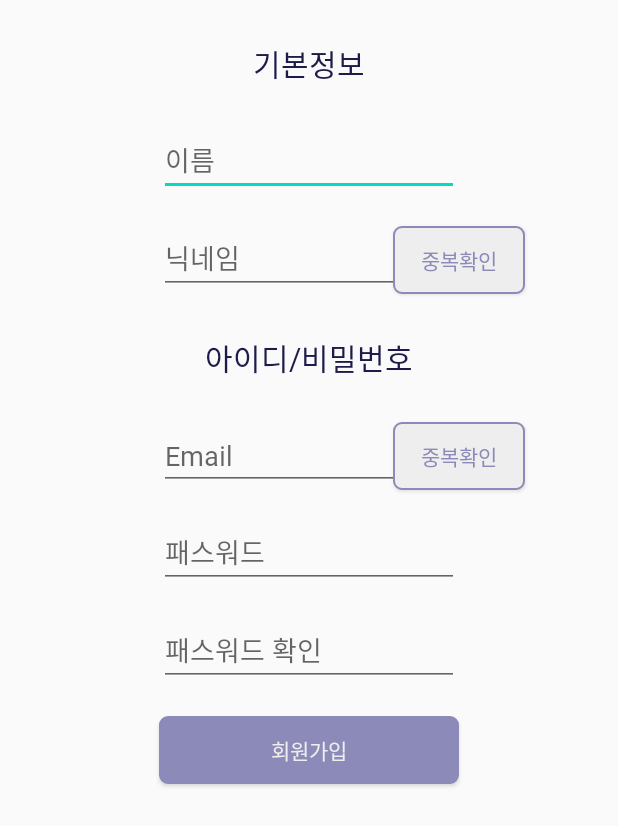
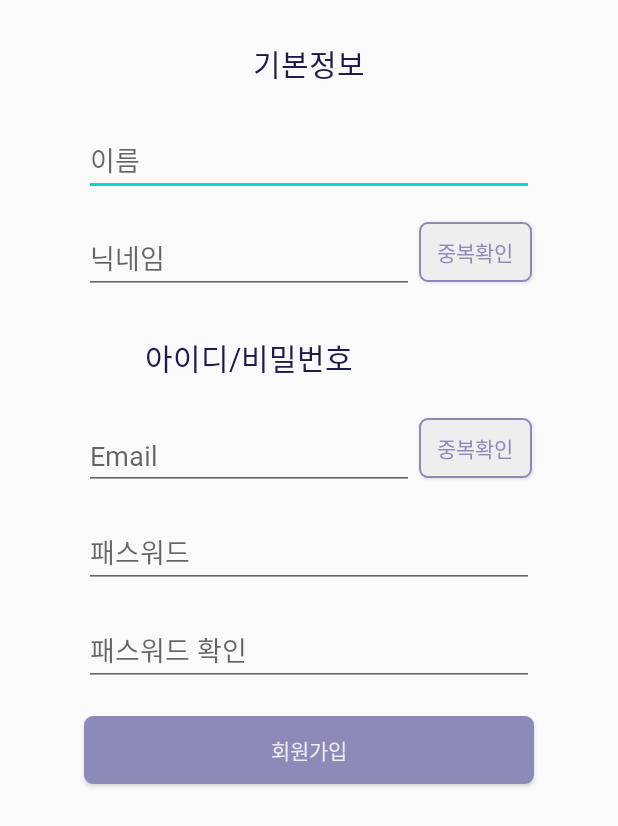
Before and after one commit to dldbdud314/2020-ss-software-contest, an Android app: the SignUpActivity screen opened directly, with no data from a screen before it, on a phone screen of 412 x 824 dp. Shown: the top 826 px of the screen. Run offline under Robolectric (Android 15) with nearby library versions, the phone set to English and light mode, and no system bars.

Commit message:
디자인 1차 수정

```diff
--- a/capstone/app/src/main/res/layout/signup_page.xml
+++ b/capstone/app/src/main/res/layout/signup_page.xml
@@ -22,7 +22,7 @@
 
         <EditText
             android:id="@+id/et_name"
-            android:layout_width="200dp"
+            android:layout_width="300dp"
             android:layout_height="45dp"
             android:layout_marginTop="20dp"
             android:ems="10"
@@ -35,14 +35,13 @@
 
         <EditText
             android:id="@+id/et_nickname"
-            android:layout_width="200dp"
+            android:layout_width="220dp"
             android:layout_height="45dp"
             android:layout_marginTop="20dp"
             android:ems="10"
             android:hint="닉네임"
             android:fontFamily="@font/sam600"
             android:inputType="textPersonName"
-            app:layout_constraintEnd_toEndOf="@+id/et_name"
             app:layout_constraintStart_toStartOf="@+id/et_name"
             app:layout_constraintTop_toBottomOf="@+id/et_name" />
 
@@ -63,33 +62,32 @@
 
         <EditText
             android:id="@+id/et_id"
-            android:layout_width="200dp"
+            android:layout_width="220dp"
             android:layout_height="45dp"
             android:layout_marginTop="20dp"
             android:ems="10"
             android:hint="Email"
             android:fontFamily="@font/sam600"
             android:inputType="textPersonName"
-            app:layout_constraintEnd_toEndOf="@+id/et_nickname"
             app:layout_constraintStart_toStartOf="@+id/et_nickname"
             app:layout_constraintTop_toBottomOf="@+id/tv_signinfo" />
 
         <EditText
             android:id="@+id/et_pass"
-            android:layout_width="200dp"
+            android:layout_width="300dp"
             android:layout_height="45dp"
             android:layout_marginTop="20dp"
             android:ems="10"
             android:hint="패스워드"
             android:fontFamily="@font/sam600"
             android:inputType="textPersonName"
-            app:layout_constraintEnd_toEndOf="@+id/et_id"
+            app:layout_constraintEnd_toEndOf="@+id/et_name"
             app:layout_constraintStart_toStartOf="@+id/et_id"
             app:layout_constraintTop_toBottomOf="@+id/et_id" />
 
         <EditText
             android:id="@+id/et_passck"
-            android:layout_width="200dp"
+            android:layout_width="300dp"
             android:layout_height="45dp"
             android:layout_marginTop="20dp"
             android:ems="10"
@@ -102,7 +100,7 @@
 
         <Button
             android:id="@+id/btn_signup"
-            android:layout_width="200dp"
+            android:layout_width="300dp"
             android:layout_height="45dp"
             android:layout_marginTop="20dp"
             android:text="회원가입"
@@ -118,26 +116,28 @@
 
         <Button
             android:id="@+id/validateButton"
-            android:layout_width="wrap_content"
-            android:layout_height="45dp"
+            android:layout_width="75dp"
+            android:layout_height="40dp"
+            android:layout_marginBottom="8dp"
+            android:layout_marginLeft="3dp"
             android:text="중복확인"
             android:fontFamily="@font/sam600"
             android:background="@drawable/button_background2"
             android:textColor="#8C8AB8"
-            app:layout_constraintEnd_toEndOf="@+id/et_nickname"
             app:layout_constraintHorizontal_bias="0.058"
-            app:layout_constraintStart_toEndOf="@+id/et_nickname"
+            app:layout_constraintStart_toEndOf="@+id/et_id"
             app:layout_constraintBottom_toBottomOf="@+id/et_id" />
 
         <Button
             android:id="@+id/validateButton_nick"
-            android:layout_width="wrap_content"
-            android:layout_height="45dp"
+            android:layout_width="75dp"
+            android:layout_height="40dp"
+            android:layout_marginBottom="8dp"
+            android:layout_marginLeft="3dp"
             android:text="중복확인"
             android:fontFamily="@font/sam600"
             android:background="@drawable/button_background2"
             android:textColor="#8C8AB8"
-            app:layout_constraintEnd_toEndOf="@+id/et_nickname"
             app:layout_constraintHorizontal_bias="0.058"
             app:layout_constraintStart_toEndOf="@+id/et_nickname"
             app:layout_constraintBottom_toBottomOf="@+id/et_nickname" />
```
Also changed, not shown: capstone/app/src/main/res/layout/signin_page.xml (+9 -9 lines).
